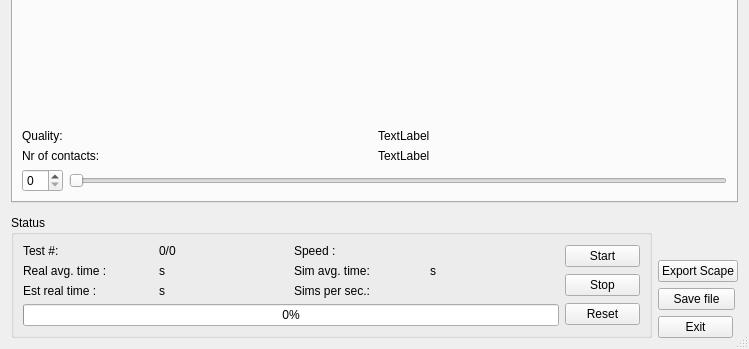
onier/RobWork, file RobWorkSim/plugin/GraspSelectionDialog.ui: the form before one commit; both pictures show x 0 to 749 and y 203 to 552 of the 749 by 552 pixel window.
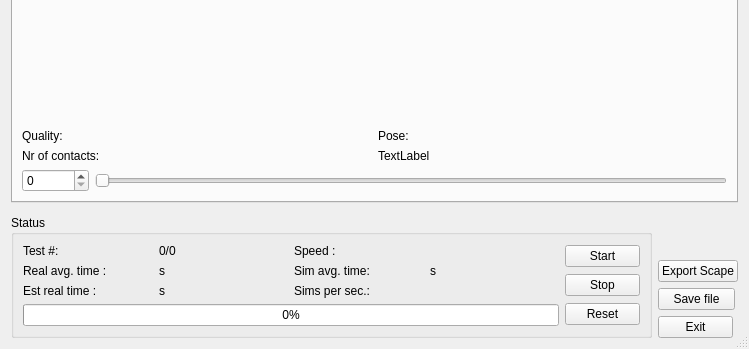
The form after the commit.

Diff of the .ui file:
```diff
--- a/RobWorkSim/plugin/GraspSelectionDialog.ui
+++ b/RobWorkSim/plugin/GraspSelectionDialog.ui
@@ -961,7 +961,7 @@
          <item row="0" column="1">
           <widget class="QLabel" name="label_25">
            <property name="text">
-            <string>TextLabel</string>
+            <string>Pose: </string>
            </property>
           </widget>
          </item>
@@ -977,7 +977,11 @@
        <item>
         <layout class="QHBoxLayout" name="horizontalLayout_7">
          <item>
-          <widget class="QSpinBox" name="_graspSpin"/>
+          <widget class="QSpinBox" name="_graspSpin">
+           <property name="maximum">
+            <number>100000</number>
+           </property>
+          </widget>
          </item>
          <item>
           <widget class="QSlider" name="_graspTableSlider">
```
Left out of the diff: 8 changed lines with no effect on the pictures.
